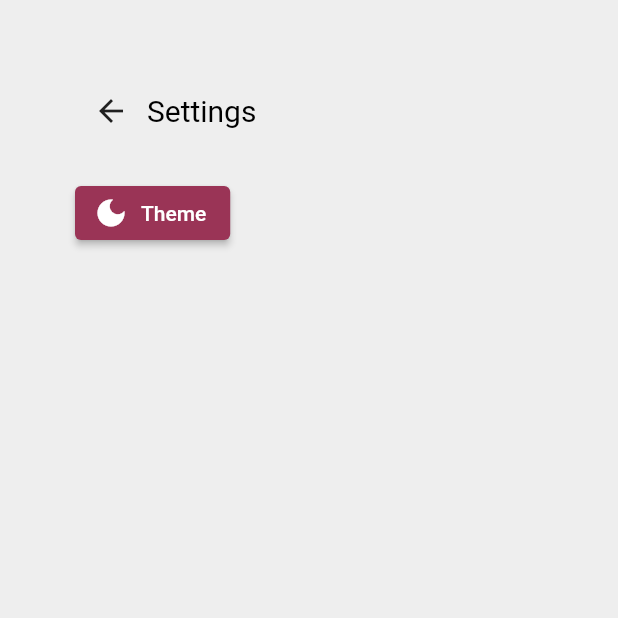
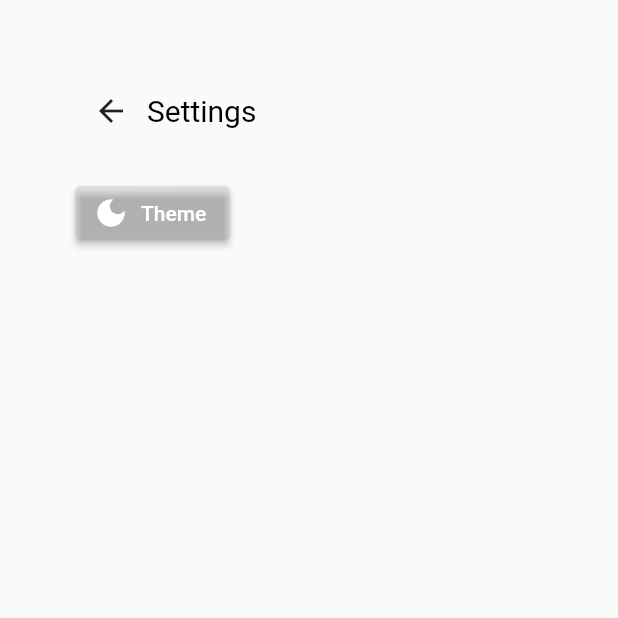
Before and after one commit to chewbaccapush/insurance_agents_app, a Flutter app: the screen it shows after launch, after a tap on the "settings" icon, on a phone screen of 412 x 824 dp, the top half of it. Run offline on Flutter 3.47's test engine with Material 2 defaults, Android fonts, the phone set to English and light mode, and no system bars; our stand-ins replace connectivity, flutter_staggered_animations, settings_ui, shared_preferences, sqflite and 1 more; missing offline and left inert: aws_sqs_api, dart:ffi, dart_amqp, enum_to_string; accounts and stored records are empty; project files that could hold a hidden picture were left out.

Commit message:
Design changes

```diff
--- a/lib/screens/building_part_form.dart
+++ b/lib/screens/building_part_form.dart
@@ -272,7 +272,7 @@ class _BuildingPartFormState extends State<BuildingPartForm> {
                               ),
                               style: ElevatedButton.styleFrom(
                                 shape: const StadiumBorder(),
-                                primary: Theme.of(context).colorScheme.primary,
+                                primary: Color.fromARGB(148, 112, 14, 46),
                               ),
                               onPressed: () async => {
                                 if (_formKey.currentState!.validate())
@@ -316,8 +316,7 @@ class _BuildingPartFormState extends State<BuildingPartForm> {
                                 },
                                 style: ElevatedButton.styleFrom(
                                   shape: const StadiumBorder(),
-                                  primary:
-                                      Theme.of(context).colorScheme.primary,
+                                  primary: Color.fromARGB(148, 112, 14, 46),
                                 ),
                                 label: const Text("Cancel",
                                     style: TextStyle(
--- a/lib/screens/history.dart
+++ b/lib/screens/history.dart
@@ -244,9 +244,8 @@ class _HistoryPageState extends State<HistoryPage> {
                                               ),
                                               style: ElevatedButton.styleFrom(
                                                 shape: const StadiumBorder(),
-                                                primary: Theme.of(context)
-                                                    .colorScheme
-                                                    .primary,
+                                                primary: const Color.fromARGB(
+                                                    148, 112, 14, 46),
                                               ),
                                               onPressed: () => resendAll(),
                                               label: const Text("Send All",
@@ -380,7 +379,7 @@ class _HistoryPageState extends State<HistoryPage> {
                     textColor: Colors.white,
                     trailing: AnimatedRotation(
                         turns: _isExpanded ? .5 : 0,
-                        duration: Duration(milliseconds: 400),
+                        duration: const Duration(milliseconds: 400),
                         child: const Icon(Icons.expand_circle_down_outlined,
                             size: 30)),
                     title: Text(
@@ -388,7 +387,7 @@ class _HistoryPageState extends State<HistoryPage> {
                       overflow: TextOverflow.fade,
                       maxLines: 1,
                       softWrap: false,
-                      style: Theme.of(context).textTheme.headline2,
+                      style: Theme.of(context).textTheme.headline3,
                     ),
                     children: [
                       BuildingPartTile(
@@ -409,7 +408,8 @@ class _HistoryPageState extends State<HistoryPage> {
 
     parts.forEach((element) {
       children.add(Container(
-          margin: EdgeInsets.only(top: 20, left: 10, right: 10, bottom: 10),
+          margin:
+              const EdgeInsets.only(top: 20, left: 10, right: 10, bottom: 10),
           decoration: BoxDecoration(
             borderRadius: BorderRadius.circular(20),
             color: Theme.of(context).colorScheme.tertiary,
@@ -465,7 +465,7 @@ class _HistoryPageState extends State<HistoryPage> {
                             ),
                             decoration: BoxDecoration(
                               borderRadius: BorderRadius.circular(20.0),
-                              color: Theme.of(context).colorScheme.primary,
+                              color: const Color.fromARGB(148, 112, 14, 46),
                             ),
                           ),
                         ),
--- a/lib/screens/measurement_form.dart
+++ b/lib/screens/measurement_form.dart
@@ -182,7 +182,7 @@ class _MeasurementFormState extends State<MeasurementForm> {
                               ),
                               style: ElevatedButton.styleFrom(
                                 shape: const StadiumBorder(),
-                                primary: Theme.of(context).colorScheme.primary,
+                                primary: Color.fromARGB(148, 112, 14, 46),
                               ),
                               onPressed: () async => {
                                 if (_formKey.currentState!.validate())
@@ -233,8 +233,7 @@ class _MeasurementFormState extends State<MeasurementForm> {
                                 },
                                 style: ElevatedButton.styleFrom(
                                   shape: const StadiumBorder(),
-                                  primary:
-                                      Theme.of(context).colorScheme.primary,
+                                  primary: Color.fromARGB(148, 112, 14, 46),
                                 ),
                                 label: const Text("Cancel",
                                     style: TextStyle(
--- a/lib/services/theme_provider.dart
+++ b/lib/services/theme_provider.dart
@@ -1,10 +1,10 @@
 import 'package:flutter/material.dart';
 import 'package:msg/services/storage_service.dart';
 
-const ColorScheme _customColorSchemeLight = ColorScheme(
-  primary: Color.fromARGB(255, 154, 52, 86),
-  secondary: Color.fromARGB(255, 138, 47, 79),
-  tertiary: Color.fromARGB(255, 134, 37, 71),
+ColorScheme _customColorSchemeLight = ColorScheme(
+  primary: Colors.grey.withOpacity(0.20),
+  secondary: Color.fromARGB(194, 215, 215, 215),
+  tertiary: Color.fromARGB(181, 206, 206, 206),
   primaryContainer: Color.fromARGB(159, 184, 184, 184),
   surface: Colors.black,
   background: Colors.black,
@@ -17,11 +17,11 @@ const ColorScheme _customColorSchemeLight = ColorScheme(
   brightness: Brightness.light,
 );
 
-const ColorScheme _customColorSchemeDark = ColorScheme(
-  primary: Color.fromARGB(148, 112, 14, 46),
-  secondary: Color.fromARGB(110, 122, 16, 51),
-  tertiary: Color.fromARGB(97, 142, 18, 57),
-  primaryContainer: Colors.grey,
+ColorScheme _customColorSchemeDark = ColorScheme(
+  primary: Colors.grey.withOpacity(0.15),
+  secondary: Color.fromARGB(194, 81, 81, 81),
+  tertiary: Color.fromARGB(181, 94, 94, 94),
+  primaryContainer: Color.fromARGB(159, 184, 184, 184),
   surface: Colors.grey,
   background: Colors.white,
   error: Colors.white,
@@ -37,24 +37,22 @@ class ThemeProvider extends ChangeNotifier {
   late ThemeData _selectedTheme;
 
   ThemeData light = ThemeData.light().copyWith(
-      scaffoldBackgroundColor: Color.fromARGB(255, 238, 238, 238),
     colorScheme: _customColorSchemeLight,
     textTheme: TextTheme(
       headline1: const TextStyle(
-            fontSize: 26, color: Colors.white, fontWeight: FontWeight.normal),
+          fontSize: 26, color: Colors.black, fontWeight: FontWeight.normal),
       headline2: const TextStyle(
-            fontSize: 24, color: Colors.white, fontWeight: FontWeight.normal),
+          fontSize: 24, color: Colors.black, fontWeight: FontWeight.normal),
       headline3: const TextStyle(
-            fontSize: 22, color: Colors.white, fontWeight: FontWeight.normal),
+          fontSize: 22, color: Colors.black, fontWeight: FontWeight.normal),
       bodyText1: const TextStyle(
-            fontSize: 18, color: Colors.white, fontWeight: FontWeight.normal),
+          fontSize: 18, color: Colors.black, fontWeight: FontWeight.normal),
       bodyText2: const TextStyle(
-            fontSize: 16, color: Colors.white, fontWeight: FontWeight.normal),
+          fontSize: 16, color: Colors.black, fontWeight: FontWeight.normal),
       caption: TextStyle(
-            fontSize: 20,
-            color: Colors.grey[700],
-            fontWeight: FontWeight.normal),
-      ));
+          fontSize: 20, color: Colors.grey[700], fontWeight: FontWeight.normal),
+    ),
+  );
 
   ThemeData dark = ThemeData.dark().copyWith(
     colorScheme: _customColorSchemeDark,
@@ -72,10 +70,9 @@ class ThemeProvider extends ChangeNotifier {
           color: Color.fromARGB(255, 219, 219, 219),
           fontWeight: FontWeight.normal),
       caption: TextStyle(
-            fontSize: 20,
-            color: Colors.grey[400],
-            fontWeight: FontWeight.normal),
-      ));
+          fontSize: 20, color: Colors.grey[400], fontWeight: FontWeight.normal),
+    ),
+  );
 
   ThemeProvider({required bool isDarkMode}) {
     _selectedTheme = isDarkMode ? dark : light;
```
Also changed, not shown: lib/screens/building_assessment_form.dart (+3 -4 lines), lib/widgets/building_assessment_tile.dart (+15 -18 lines), pubspec.lock. Lines whose indentation alone changed are shown as unchanged.
